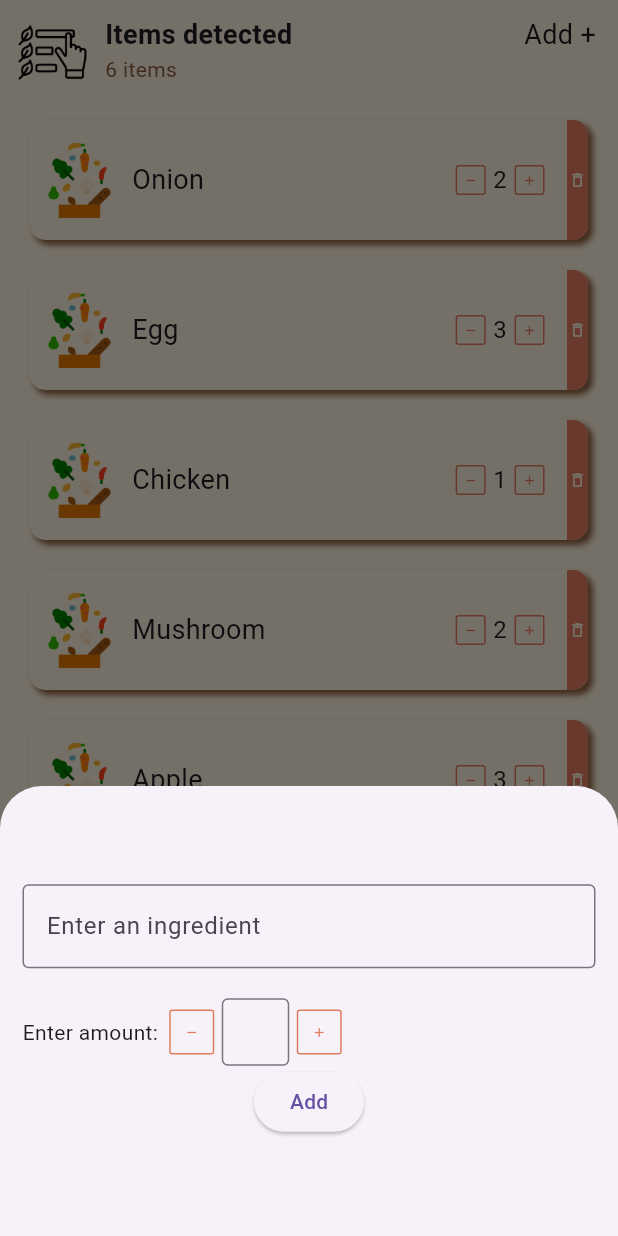
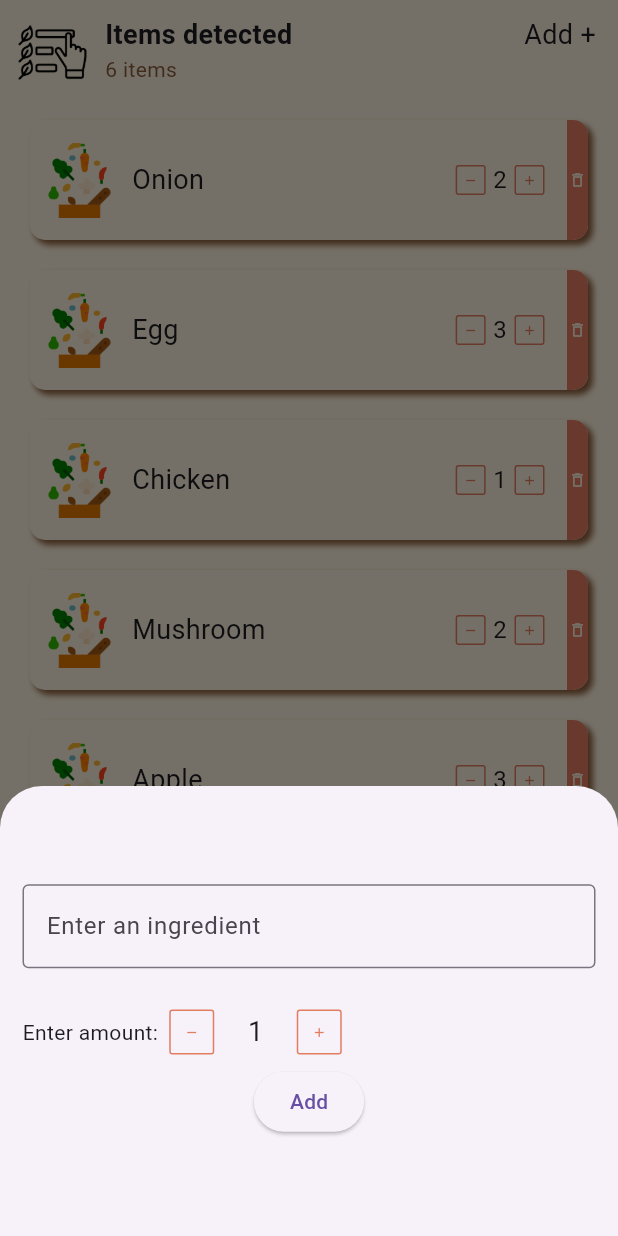
Before and after one commit to urusha-shrestha/biteByByte, a Flutter app: the IngredientList screen opened directly, after a tap on "Add +", on a phone screen of 412 x 824 dp. Run offline on Flutter 3.47's test engine with Material 3 defaults, Android fonts, the phone set to English and light mode, and no system bars; our stand-ins replace animated_text_kit.

Commit message:
Ingredient add form added

```diff
--- a/lib/screens/ingredient_list/add_ingredient_form.dart
+++ b/lib/screens/ingredient_list/add_ingredient_form.dart
@@ -1,12 +1,35 @@
 import 'package:bitebybyte/constants/colors.dart';
+import 'package:bitebybyte/screens/ingredient_list/custom_ingredient_data.dart';
 import 'package:flutter/material.dart';
 
-class AddIngredientForm extends StatelessWidget {
-  const AddIngredientForm({super.key});
+class AddIngredientForm extends StatefulWidget {
+  const AddIngredientForm({super.key, required this.onAdd});
+
+  final Function (String name, int count) onAdd;
+  @override
+  State<AddIngredientForm> createState() => _AddIngredientFormState();
+}
+
+class _AddIngredientFormState extends State<AddIngredientForm> {
+  final _formKey = GlobalKey<FormState>();
+  final TextEditingController ingredientController = TextEditingController();
+  int _count =1;
+
+
+  void _submit(){
+    final isValid = _formKey.currentState!.validate();
+    if (isValid){
+      widget.onAdd(ingredientController.text,_count);
+      Navigator.of(context).pop(true);
+    }
+  }
+
 
   @override
   Widget build(BuildContext context) {
-    return Padding(
+    return Form(
+      key: _formKey,
+      child: Padding(
         padding: MediaQuery.of(context).viewInsets,
         child: SingleChildScrollView(
           child: SizedBox(
@@ -17,7 +40,14 @@ class AddIngredientForm extends StatelessWidget {
                 mainAxisAlignment: MainAxisAlignment.center,
                 mainAxisSize: MainAxisSize.min,
                 children: <Widget>[
-                TextField(
+                  TextFormField(
+                    controller: ingredientController,
+                    validator: (value){
+                      if (value!.isEmpty){
+                        return 'Please enter an ingredient';
+                      }
+                      return null;
+                    },
                     decoration: InputDecoration(
                       border: OutlineInputBorder(),
                       hintText: 'Enter an ingredient',
@@ -27,7 +57,15 @@ class AddIngredientForm extends StatelessWidget {
                   Row(
                     children: [
                       Text('Enter amount:  '),
-                    Container(
+                      GestureDetector(
+                        onTap: (){
+                          setState(() {
+                            if (_count > 1){
+                              _count = _count-1;
+                            }
+                          });
+                        },
+                        child: Container(
                             height:30,
                             width: 30,
                             decoration:BoxDecoration(
@@ -35,16 +73,23 @@ class AddIngredientForm extends StatelessWidget {
                               border: Border.all(color: primaryColor),
                             ),
                             child: Center(child: Icon(Icons.remove, size: 10,color: primaryColor,))),
+                      ),
                       const SizedBox(width: 5,),
                       SizedBox(
                         width: 45,
                         height: 45,
-                      child: TextField(decoration: InputDecoration(
-                        border: OutlineInputBorder(),
-                      ),),
+                        child: Center(
+                          child: Text('$_count', style: TextStyle(fontSize: 18),),
+                        ),
                       ),
                       const SizedBox(width: 5,),
-                    Container(
+                      GestureDetector(
+                        onTap: (){
+                          setState(() {
+                            _count = _count + 1;
+                          });
+                        },
+                        child: Container(
                             height:30,
                             width: 30,
                             decoration:BoxDecoration(
@@ -52,13 +97,15 @@ class AddIngredientForm extends StatelessWidget {
                               border: Border.all(color: primaryColor),
                             ),
                             child: Center(child: Icon(Icons.add, size: 10,color: primaryColor,))),
+                      ),
                     ],
                   ),
                   ElevatedButton(
                     child: const Text('Add'),
-                  onPressed: () => Navigator.pop(context),
+                    onPressed: () => _submit(),
                   ),
                 ],
+              ),
             ),
           ),
         ),
--- a/lib/screens/ingredient_list/ingredient_list.dart
+++ b/lib/screens/ingredient_list/ingredient_list.dart
@@ -5,11 +5,21 @@ import 'package:bitebybyte/screens/ingredient_list/widgets/list_view_item.dart';
 import 'package:bitebybyte/screens/widgets/custom_button_widget.dart';
 import 'package:flutter/material.dart';
 
-import '../loading_page/loading_page.dart';
-
-class IngredientList extends StatelessWidget {
+class IngredientList extends StatefulWidget {
   final List<IngredientListClass> ingredientList;
   const IngredientList({super.key, required this.ingredientList});
+
+  @override
+  State<IngredientList> createState() => _IngredientListState();
+}
+
+class _IngredientListState extends State<IngredientList> {
+
+  void _addNewItem(String name, int count){
+    setState(() {
+      ingredientList.add(IngredientListClass(ingredientName: name, count: count));
+    });
+  }
 
   @override
   Widget build(BuildContext context) {
@@ -36,7 +46,7 @@ class IngredientList extends StatelessWidget {
                         crossAxisAlignment: CrossAxisAlignment.start,
                         children: [
                           const Text('Items detected', style: TextStyle(fontSize: 18, fontWeight: FontWeight.bold),),
-                          Text('${ingredientList.length} items', style: TextStyle(color: neutralColor),)
+                          Text('${widget.ingredientList.length} items', style: TextStyle(color: neutralColor),)
                         ],
                       ),
                     ],
@@ -44,11 +54,11 @@ class IngredientList extends StatelessWidget {
 
                   GestureDetector(
                       onTap:(){
-                        showModalBottomSheet<void>(
+                        showModalBottomSheet(
                           isScrollControlled: true,
                           context: context,
                           builder: (BuildContext context) {
-                            return AddIngredientForm();
+                            return AddIngredientForm(onAdd: _addNewItem,);
                           },
                         );
                       },
@@ -58,9 +68,9 @@ class IngredientList extends StatelessWidget {
             ),
             Expanded(
               child: ListView.builder(
-                  itemCount: ingredientList.length,
+                  itemCount: widget.ingredientList.length,
                   itemBuilder: (context, index){
-                    return ListViewItem(name: ingredientList[index].ingredientName,count:ingredientList[index].count);
+                    return ListViewItem(name: widget.ingredientList[index].ingredientName,count:widget.ingredientList[index].count);
                   }),
             ),
             Row(
```
Lines whose indentation alone changed are shown as unchanged.
